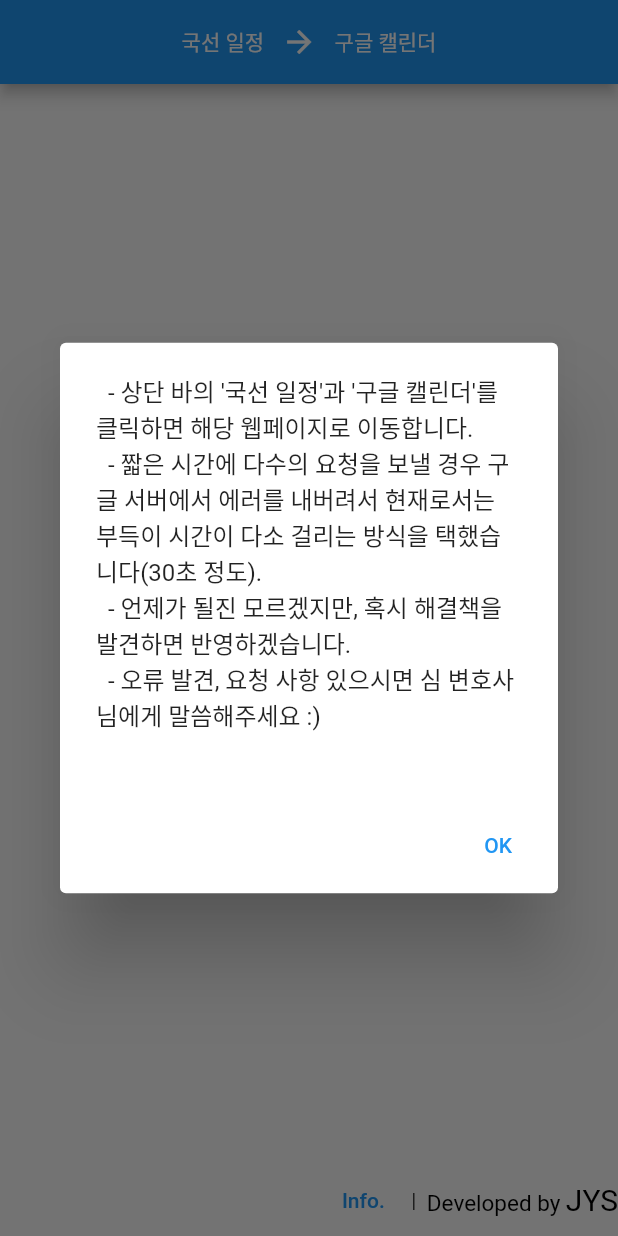
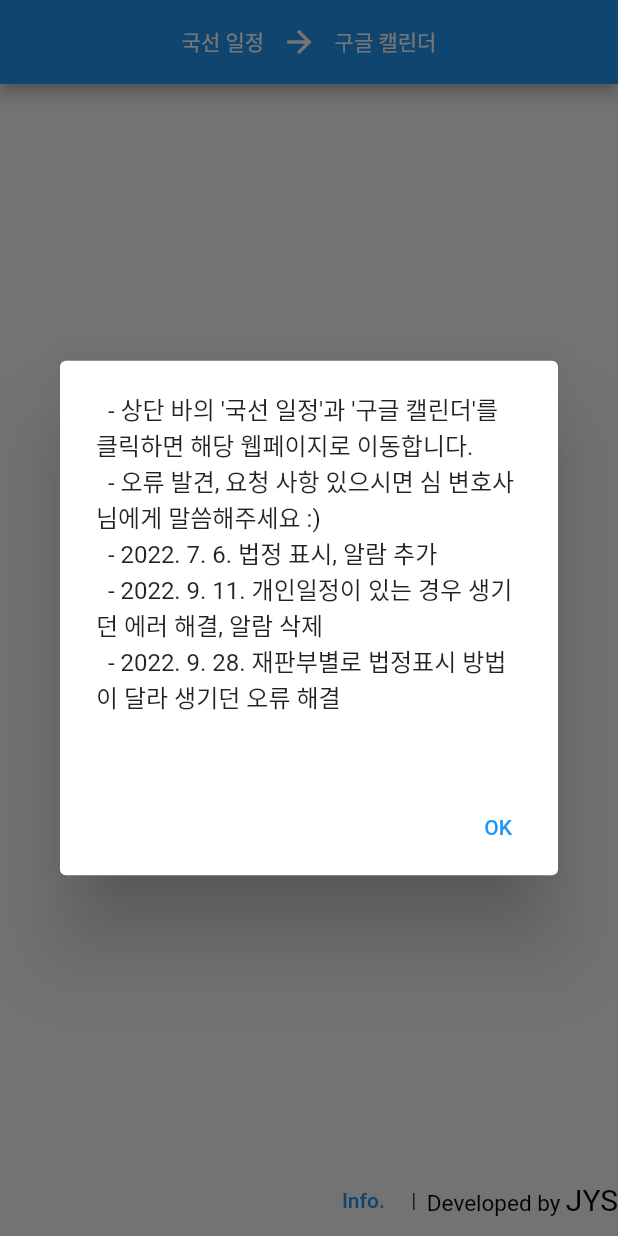
Before and after one commit to keenager/public_def_app, a Flutter app: the screen it shows after launch, after a tap on "시작", after a tap on "Info.", on a phone screen of 412 x 824 dp. Run offline on Flutter 3.47's test engine with Material 2 defaults, Android fonts, the phone set to English and light mode, and no system bars; our stand-ins replace flutter_dotenv, get, googleapis_auth; missing offline and left inert: googleapis, puppeteer.

Commit message:
22.9.28. 수정

```diff
--- a/lib/functions/get_data.dart
+++ b/lib/functions/get_data.dart
@@ -3,6 +3,8 @@ import 'package:puppeteer/puppeteer.dart' as ppt;
 import '../controller/message_controller.dart';
 
 var mc = Get.find<MessageController>();
+
+const baseURL = 'https://case.publicdef.net';
 
 Future<List<dynamic>?> getData({
   required String id,
@@ -11,7 +13,7 @@ Future<List<dynamic>?> getData({
 }) async {
   var browser = await ppt.puppeteer.launch(headless: true);
   var myPage = await browser.newPage();
-  await myPage.goto('https://case.publicdef.net');
+  await myPage.goto(baseURL);
   var loginElem = await myPage.$('div.navbar > a');
   await loginElem.click();
   var userNameElem = await myPage.$('input#id_username');
@@ -39,6 +41,7 @@ Future<List<dynamic>?> getData({
 
   mc.changeText(mc.messages.loading);
 
+  //주별 일정 불러오기
   List<dynamic> schedules = await getSchedules(myPage);
   for (int i = 0; i < howManyWeeks; i++) {
     var next = await myPage.$('.fc-next-button');
@@ -46,23 +49,26 @@ Future<List<dynamic>?> getData({
     var temp = await getSchedules(myPage);
     schedules = [...schedules, ...temp];
   }
+
+  //법정 추가
   for (var i = 0; i < schedules.length; i++) {
-    if (schedules[i]['link'] == null) {
+    if (!schedules[i]['link'].contains('사건상세내용')) {
       continue;
     }
     await Future.wait([
       myPage.waitForNavigation(),
-      myPage.goto(schedules[i]['link']),
+      myPage.goto(baseURL + schedules[i]['link']),
       myPage.waitForSelector('tbody.casedetail_td')
     ]);
     String courtroom = await myPage.$eval('tbody.casedetail_td', r'''
         node => {
-          var arr = node.innerText.match(/제?\d+호 ?법정/g);
+          var arr = node.innerText.match(/\d{3,}호/g);
           return arr[arr.length - 1];
           }
       ''');
-    RegExp exp = RegExp(r'\d+호');
-    courtroom = '[' + (exp.stringMatch(courtroom) ?? '?') + ']';
+    // RegExp exp = RegExp(r'\d+호');
+    // courtroom = '[' + (exp.stringMatch(courtroom) ?? '?') + ']';
+    courtroom = '[' + courtroom + ']';
     schedules[i]['courtroom'] = courtroom;
   }
 
@@ -86,11 +92,13 @@ Future<List<dynamic>> getSchedules(ppt.Page page) async {
           continue;
         }
         var content = tr.querySelector('td.fc-list-item-title').textContent;
-        if(content.includes('기일표')) {
+        var time = tr.querySelector('td.fc-list-item-time').textContent;
+        var link = tr.querySelector('a').getAttribute('href');
+
+        if(content.includes('기일표') || content.includes('의견서')) {
           continue;
         }
-        var time = tr.querySelector('td.fc-list-item-time').textContent;
-        var link = content.includes('의견서') ? null : tr.querySelector('a').href;
+
         arr.push({date, time, content, link});
       }
       return arr;
@@ -99,3 +107,6 @@ Future<List<dynamic>> getSchedules(ppt.Page page) async {
 
   return result;
 }
+// if(content.includes('기일표') || content.includes('의견서') || !link.includes('사건상세내용')) {
+//           continue;
+//         }
--- a/lib/model/messages.dart
+++ b/lib/model/messages.dart
@@ -19,7 +19,7 @@ class Messages {
     this.logined = '로그인에 성공하였습니다.',
     this.loading = '일정을 불러오는 중입니다.',
     this.oauth = '국선 사건관리시스템에서 데이터를 성공적으로 불러왔습니다.\n구글캘린더 접근에 동의해주세요.',
-    this.inserting = '사건 일정을 구글캘린더에 추가하고 있습니다.\n 30초 정도 걸립니다.',
+    this.inserting = '사건 일정을 구글캘린더에 추가하고 있습니다.\n 40~60초 정도 걸립니다.',
     this.success = '구글캘린더 추가 완료!!!',
     this.fail = '사건 일정을 구글캘린더에 추가하는 데 실패하였습니다.',
     this.error = '에러가 생겼습니다.\n 에러 내용: ',
--- a/lib/view/homepage.dart
+++ b/lib/view/homepage.dart
@@ -99,11 +99,22 @@ class MyHomePage extends StatelessWidget {
             const SizedBox(
               height: 20,
             ),
-            Obx(() => Text(
-                  messageController.displayText.value,
-                  style: const TextStyle(
-                    fontSize: 20,
-                  ),
+            Obx(() => Row(
+                  mainAxisAlignment: MainAxisAlignment.center,
+                  children: [
+                    Text(
+                      messageController.displayText.value,
+                      style: const TextStyle(
+                        fontSize: 20,
+                      ),
+                    ),
+                    const SizedBox(width: 10),
+                    if (messageController.displayText.value ==
+                            messageController.messages.loading ||
+                        messageController.displayText.value ==
+                            messageController.messages.inserting)
+                      const CircularProgressIndicator(),
+                  ],
                 )),
           ],
         ),
@@ -120,9 +131,10 @@ class MyHomePage extends StatelessWidget {
                   return AlertDialog(
                     content: const Text(
                         '''  - 상단 바의 '국선 일정'과 '구글 캘린더'를 클릭하면 해당 웹페이지로 이동합니다.
-  - 짧은 시간에 다수의 요청을 보낼 경우 구글 서버에서 에러를 내버려서 현재로서는 부득이 시간이 다소 걸리는 방식을 택했습니다(30초 정도).
-  - 언제가 될진 모르겠지만, 혹시 해결책을 발견하면 반영하겠습니다.
   - 오류 발견, 요청 사항 있으시면 심 변호사님에게 말씀해주세요 :)
+  - 2022. 7. 6. 법정 표시, 알람 추가
+  - 2022. 9. 11. 개인일정이 있는 경우 생기던 에러 해결, 알람 삭제
+  - 2022. 9. 28. 재판부별로 법정표시 방법이 달라 생기던 오류 해결
   '''),
                     actions: [
                       TextButton(
@@ -169,7 +181,10 @@ Future<void> mainProcess() async {
     messageController.changeText(messages.notLoaded);
   } else {
     await Future.delayed(const Duration(seconds: 2));
-    await insertEvent(schedules);
+    await insertEvent(
+      id: c1.text,
+      schedules: schedules,
+    );
 
     buttonController.isLoading.value = false;
     messageController.changeText(messages.success);
```
Also changed, not shown: lib/functions/insert_events.dart (+22 -6 lines), pubspec.lock.
